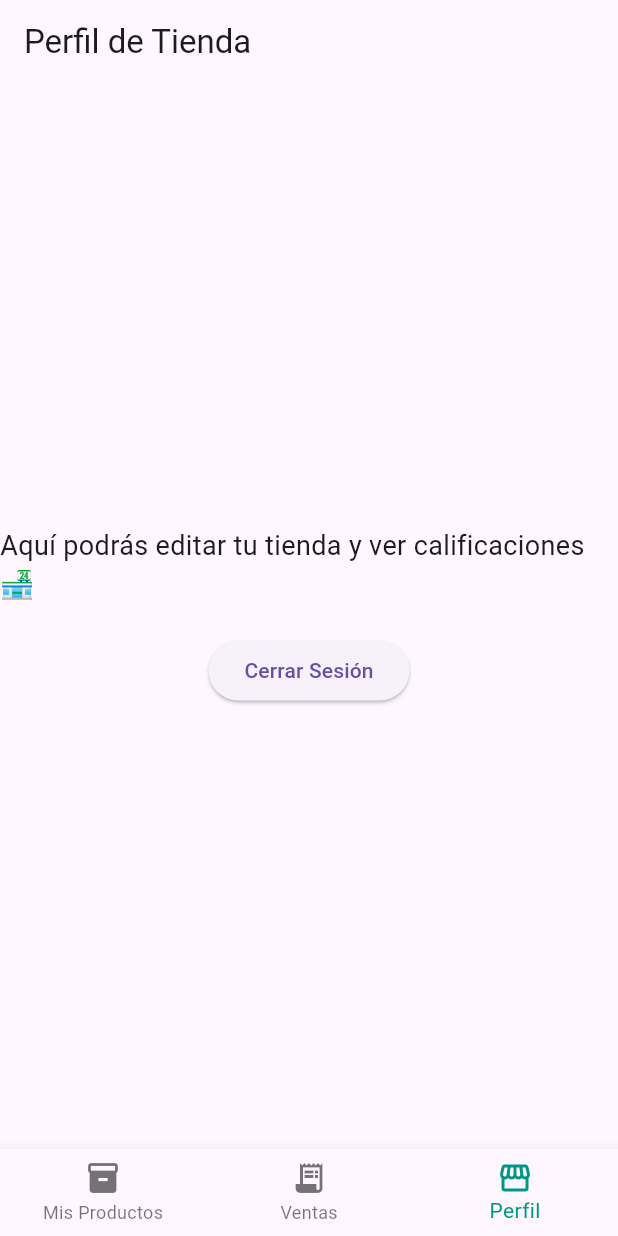
After one commit to itzisorcorer/flutter_lechuzo_integradora, a Flutter app: the VendedorMainScreen screen opened directly, item 3 of the bottom bar chosen, after a tap on "Cerrar Sesión", on a phone screen of 412 x 824 dp. The commit adds this screen. Run offline on Flutter 3.47's test engine with Material 3 defaults, Android fonts, the light colour scheme and no system bars; network calls fail.

Commit message:
BottonNavigatonBar agregado

```diff
--- a/lib/screens/login_screens.dart
+++ b/lib/screens/login_screens.dart
@@ -9,6 +9,8 @@ import 'home_screen.dart';
 
 import 'package:flutter_lechuzo_integradora/screens/register_screen.dart';
 import 'package:flutter_lechuzo_integradora/screens/vendedor_home_screen.dart';
+import 'package:flutter_lechuzo_integradora/screens/estudiante_main_screen.dart';
+import 'package:flutter_lechuzo_integradora/screens/vendedor_main_screen.dart';
 
 class LoginScreen extends StatefulWidget {
   const LoginScreen({super.key});
@@ -53,13 +55,13 @@ class _LoginScreenState extends State<LoginScreen> {
         // Es un vendedor, vamos a su dashboard
         Navigator.pushReplacement(
           context,
-          MaterialPageRoute(builder: (context) => const VendedorHomeScreen()),
+          MaterialPageRoute(builder: (context) => const VendedorMainScreen()),
         );
       } else {
         // Es un estudiante (o admin), vamos al catálogo de productos
         Navigator.pushReplacement(
           context,
-          MaterialPageRoute(builder: (context) => const HomeScreen()),
+          MaterialPageRoute(builder: (context) => const EstudianteMainScreen()),
         );
       }
 
--- a/lib/screens/register_screen.dart
+++ b/lib/screens/register_screen.dart
@@ -7,6 +7,8 @@ import 'home_screen.dart';
 
 import 'package:flutter_lechuzo_integradora/Modelos/ProgramaEducativoModel.dart';
 import 'package:flutter_lechuzo_integradora/screens/vendedor_home_screen.dart';
+import 'package:flutter_lechuzo_integradora/screens/estudiante_main_screen.dart';
+import 'package:flutter_lechuzo_integradora/screens/vendedor_main_screen.dart';
 
 
 class RegisterScreen extends StatefulWidget {
@@ -86,13 +88,13 @@ class _RegisterScreenState extends State<RegisterScreen> {
         // Es un vendedor, vamos a su dashboard
         Navigator.pushReplacement(
           context,
-          MaterialPageRoute(builder: (context) => const VendedorHomeScreen()),
+          MaterialPageRoute(builder: (context) => const VendedorMainScreen()),
         );
       } else {
         // Es un estudiante (o admin), vamos al catálogo de productos
         Navigator.pushReplacement(
           context,
-          MaterialPageRoute(builder: (context) => const HomeScreen()),
+          MaterialPageRoute(builder: (context) => const EstudianteMainScreen()),
         );
       }
 
--- /dev/null
+++ b/lib/screens/vendedor_main_screen.dart
@@ -0,0 +1,61 @@
+// lib/screens/vendedor_main_screen.dart
+import 'package:flutter/material.dart';
+// Importamos las 3 pantallas que usará
+import 'package:flutter_lechuzo_integradora/screens/vendedor_home_screen.dart'; // ¡Tu pantalla actual!
+import 'package:flutter_lechuzo_integradora/screens/ventas_screen.dart';
+import 'package:flutter_lechuzo_integradora/screens/vendedor_profile_screen.dart';
+
+class VendedorMainScreen extends StatefulWidget {
+  const VendedorMainScreen({super.key});
+
+  @override
+  State<VendedorMainScreen> createState() => _VendedorMainScreenState();
+}
+
+class _VendedorMainScreenState extends State<VendedorMainScreen> {
+  int _selectedIndex = 0;
+
+
+  static const List<Widget> _widgetOptions = <Widget>[
+    VendedorHomeScreen(), // <-- Tu pantalla de "Mis Productos" (Índice 0)
+    VentasScreen(), // <-- La nueva pantalla de Ventas (Índice 1)
+    VendedorProfileScreen(), // <-- La nueva pantalla de Perfil (Índice 2)
+  ];
+
+  void _onItemTapped(int index) {
+    setState(() {
+      _selectedIndex = index;
+    });
+  }
+
+  @override
+  Widget build(BuildContext context) {
+    return Scaffold(
+      body: IndexedStack(
+        index: _selectedIndex,
+        children: _widgetOptions,
+      ),
+
+
+      bottomNavigationBar: BottomNavigationBar(
+        items: const <BottomNavigationBarItem>[
+          BottomNavigationBarItem(
+            icon: Icon(Icons.inventory_2),
+            label: 'Mis Productos',
+          ),
+          BottomNavigationBarItem(
+            icon: Icon(Icons.receipt_long),
+            label: 'Ventas',
+          ),
+          BottomNavigationBarItem(
+            icon: Icon(Icons.storefront),
+            label: 'Perfil',
+          ),
+        ],
+        currentIndex: _selectedIndex,
+        selectedItemColor: Colors.teal,
+        onTap: _onItemTapped,
+      ),
+    );
+  }
+}
--- /dev/null
+++ b/lib/screens/vendedor_profile_screen.dart
@@ -0,0 +1,33 @@
+// lib/screens/vendedor_profile_screen.dart
+import 'package:flutter/material.dart';
+
+class VendedorProfileScreen extends StatelessWidget {
+  const VendedorProfileScreen({super.key});
+
+  @override
+  Widget build(BuildContext context) {
+    return Scaffold(
+      appBar: AppBar(
+        title: const Text('Perfil de Tienda'),
+      ),
+      body: Center(
+        child: Column(
+          mainAxisAlignment: MainAxisAlignment.center,
+          children: [
+            const Text(
+              'Aquí podrás editar tu tienda y ver calificaciones 🏪',
+              style: TextStyle(fontSize: 18),
+            ),
+            const SizedBox(height: 20),
+            ElevatedButton(
+              onPressed: () {
+                // TODO: Lógica de Logout
+              },
+              child: const Text('Cerrar Sesión'),
+            )
+          ],
+        ),
+      ),
+    );
+  }
+}
--- /dev/null
+++ b/lib/screens/ventas_screen.dart
@@ -0,0 +1,21 @@
+// lib/screens/ventas_screen.dart
+import 'package:flutter/material.dart';
+
+class VentasScreen extends StatelessWidget {
+  const VentasScreen({super.key});
+
+  @override
+  Widget build(BuildContext context) {
+    return Scaffold(
+      appBar: AppBar(
+        title: const Text('Mis Ventas'),
+      ),
+      body: const Center(
+        child: Text(
+          'Aquí irá la lista de órdenes recibidas 📈',
+          style: TextStyle(fontSize: 18),
+        ),
+      ),
+    );
+  }
+}
```
Also changed, not shown: lib/screens/cart_screen.dart (added, +21 -0 lines), lib/screens/estudiante_main_screen.dart (added, +63 -0 lines), lib/screens/profile_screen.dart (added, +33 -0 lines).
